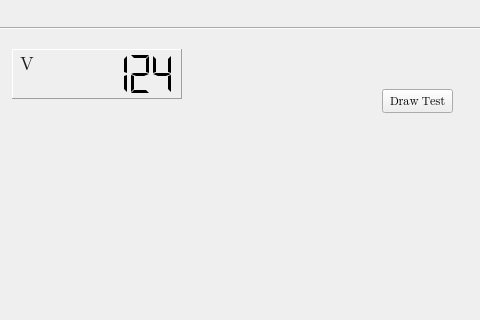
Qt form PSC488/mainwindow.ui (Marculonis21/PSC488_source) before a commit; both pictures show x 220 to 700 and y 0 to 320 of the 700 by 585 pixel window.
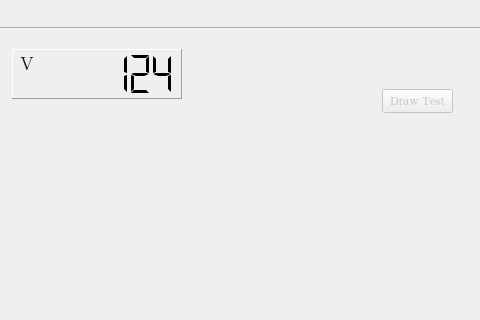
The same form after that commit. Icons and pictures are not drawn. Custom widgets are drawn as their Qt base class.

```diff
--- a/PSC488/mainwindow.ui
+++ b/PSC488/mainwindow.ui
@@ -711,6 +711,9 @@
       </property>
      </widget>
      <widget class="QPushButton" name="drawTestButton">
+      <property name="enabled">
+       <bool>false</bool>
+      </property>
       <property name="geometry">
        <rect>
         <x>600</x>
```
Left out of the diff: 15 changed lines with no effect on the pictures.
